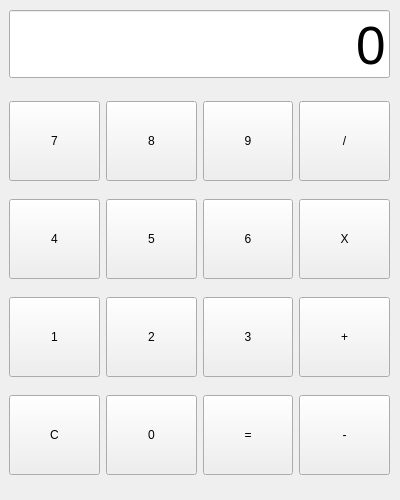
This is part1/PyQt_practice/calculator.ui in OHYUNBEOM/MiniProjects as Qt 5 draws it before an edit. The edited form follows.
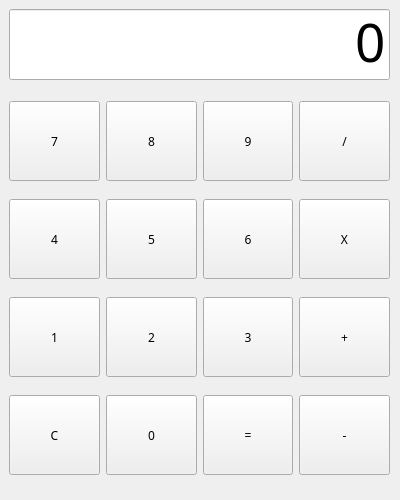
This is the edited form.

What changed in the file:
```diff
--- a/part1/PyQt_practice/calculator.ui
+++ b/part1/PyQt_practice/calculator.ui
@@ -22,11 +22,17 @@
      <height>71</height>
     </rect>
    </property>
+   <property name="font">
+    <font>
+     <family>나눔고딕</family>
+    </font>
+   </property>
    <layout class="QVBoxLayout" name="verticalLayout">
     <item>
      <widget class="QLineEdit" name="le_view">
       <property name="font">
        <font>
+        <family>나눔고딕</family>
         <pointsize>40</pointsize>
        </font>
       </property>
@@ -49,6 +55,11 @@
      <height>401</height>
     </rect>
    </property>
+   <property name="font">
+    <font>
+     <family>나눔고딕</family>
+    </font>
+   </property>
    <layout class="QGridLayout" name="gridLayout">
     <item row="1" column="3">
      <widget class="QPushButton" name="btn_multipy">
@@ -58,6 +69,11 @@
         <height>80</height>
        </size>
       </property>
+      <property name="font">
+       <font>
+        <family>나눔고딕</family>
+       </font>
+      </property>
       <property name="text">
        <string>X</string>
       </property>
@@ -71,6 +87,11 @@
         <height>80</height>
        </size>
       </property>
+      <property name="font">
+       <font>
+        <family>나눔고딕</family>
+       </font>
+      </property>
       <property name="text">
        <string>3</string>
       </property>
@@ -84,6 +105,11 @@
         <height>80</height>
        </size>
       </property>
+      <property name="font">
+       <font>
+        <family>나눔고딕</family>
+       </font>
+      </property>
       <property name="text">
        <string>+</string>
       </property>
@@ -97,6 +123,11 @@
         <height>80</height>
        </size>
       </property>
+      <property name="font">
+       <font>
+        <family>나눔고딕</family>
+       </font>
+      </property>
       <property name="text">
        <string>4</string>
       </property>
@@ -110,6 +141,11 @@
         <height>80</height>
        </size>
       </property>
+      <property name="font">
+       <font>
+        <family>나눔고딕</family>
+       </font>
+      </property>
       <property name="text">
        <string>8</string>
       </property>
@@ -123,6 +159,11 @@
         <height>80</height>
        </size>
       </property>
+      <property name="font">
+       <font>
+        <family>나눔고딕</family>
+       </font>
+      </property>
       <property name="text">
        <string>9</string>
       </property>
@@ -136,6 +177,11 @@
         <height>80</height>
        </size>
       </property>
+      <property name="font">
+       <font>
+        <family>나눔고딕</family>
+       </font>
+      </property>
       <property name="text">
        <string>1</string>
       </property>
@@ -149,6 +195,11 @@
         <height>80</height>
        </size>
       </property>
+      <property name="font">
+       <font>
+        <family>나눔고딕</family>
+       </font>
+      </property>
       <property name="text">
        <string>/</string>
       </property>
@@ -162,6 +213,11 @@
         <height>80</height>
        </size>
       </property>
+      <property name="font">
+       <font>
+        <family>나눔고딕</family>
+       </font>
+      </property>
       <property name="text">
        <string>6</string>
       </property>
@@ -175,6 +231,11 @@
         <height>80</height>
        </size>
       </property>
+      <property name="font">
+       <font>
+        <family>나눔고딕</family>
+       </font>
+      </property>
       <property name="text">
        <string>C</string>
       </property>
@@ -188,6 +249,11 @@
         <height>80</height>
        </size>
       </property>
+      <property name="font">
+       <font>
+        <family>나눔고딕</family>
+       </font>
+      </property>
       <property name="text">
        <string>2</string>
       </property>
@@ -201,6 +267,11 @@
         <height>80</height>
        </size>
       </property>
+      <property name="font">
+       <font>
+        <family>나눔고딕</family>
+       </font>
+      </property>
       <property name="text">
        <string>0</string>
       </property>
@@ -214,6 +285,11 @@
         <height>80</height>
        </size>
       </property>
+      <property name="font">
+       <font>
+        <family>나눔고딕</family>
+       </font>
+      </property>
       <property name="text">
        <string>7</string>
       </property>
@@ -227,6 +303,11 @@
         <height>80</height>
        </size>
       </property>
+      <property name="font">
+       <font>
+        <family>나눔고딕</family>
+       </font>
+      </property>
       <property name="text">
        <string>5</string>
       </property>
@@ -240,6 +321,11 @@
         <height>80</height>
        </size>
       </property>
+      <property name="font">
+       <font>
+        <family>나눔고딕</family>
+       </font>
+      </property>
       <property name="text">
        <string>=</string>
       </property>
@@ -253,6 +339,11 @@
         <height>80</height>
        </size>
       </property>
+      <property name="font">
+       <font>
+        <family>나눔고딕</family>
+       </font>
+      </property>
       <property name="text">
        <string>-</string>
       </property>
```
Left out of the diff: 2 changed lines with no effect on the pictures.
